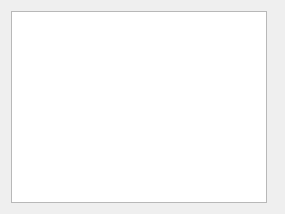
First picture: the form in clo3d/widgets/ui/ListNavigationWidget.ui, repository e-e-m-i-l-e-e/Chrysalis, before the edit.
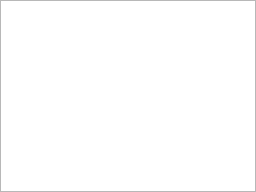
Second picture: the form after the edit.

The edit to the form file:
```diff
--- a/clo3d/widgets/ui/ListNavigationWidget.ui
+++ b/clo3d/widgets/ui/ListNavigationWidget.ui
@@ -6,14 +6,29 @@
    <rect>
     <x>0</x>
     <y>0</y>
-    <width>285</width>
-    <height>214</height>
+    <width>256</width>
+    <height>192</height>
    </rect>
   </property>
   <property name="windowTitle">
    <string>UI::ListNavigationWidget</string>
   </property>
   <layout class="QHBoxLayout" name="horizontalLayout">
+   <property name="spacing">
+    <number>0</number>
+   </property>
+   <property name="leftMargin">
+    <number>0</number>
+   </property>
+   <property name="topMargin">
+    <number>0</number>
+   </property>
+   <property name="rightMargin">
+    <number>0</number>
+   </property>
+   <property name="bottomMargin">
+    <number>0</number>
+   </property>
    <item>
     <widget class="QListWidget" name="listWidget">
      <property name="sizePolicy">
@@ -25,7 +40,14 @@
     </widget>
    </item>
    <item>
-    <widget class="QStackedWidget" name="stackedWidget"/>
+    <widget class="QStackedWidget" name="stackedWidget">
+     <property name="sizePolicy">
+      <sizepolicy hsizetype="Expanding" vsizetype="Preferred">
+       <horstretch>0</horstretch>
+       <verstretch>0</verstretch>
+      </sizepolicy>
+     </property>
+    </widget>
    </item>
   </layout>
  </widget>
```
